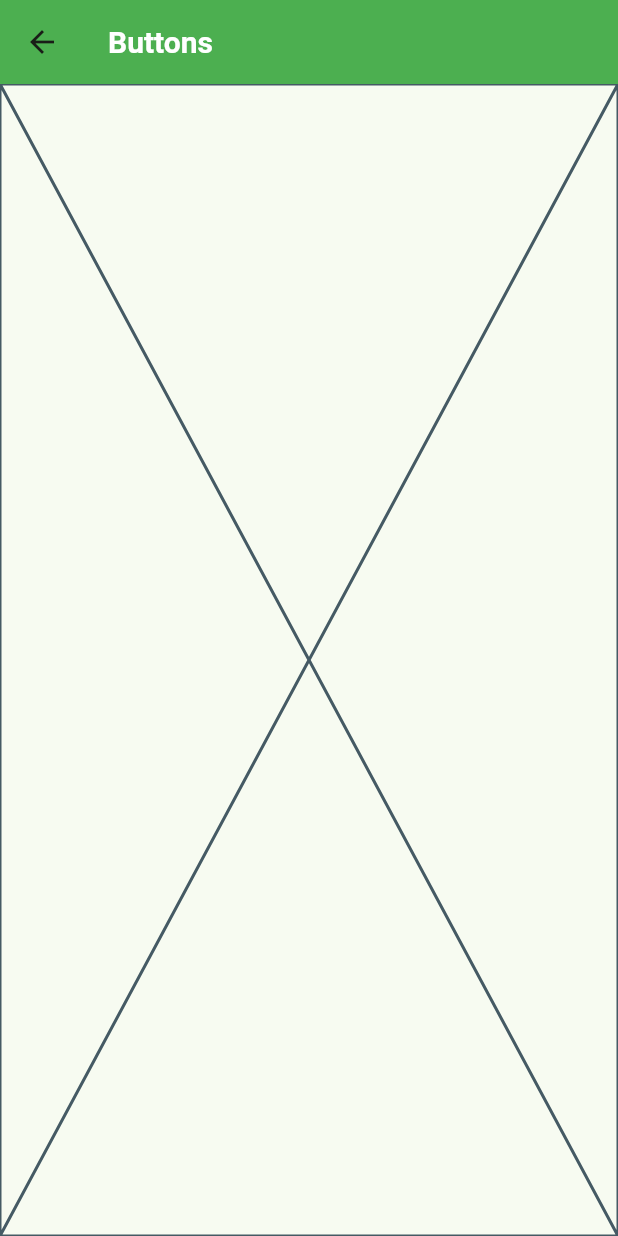
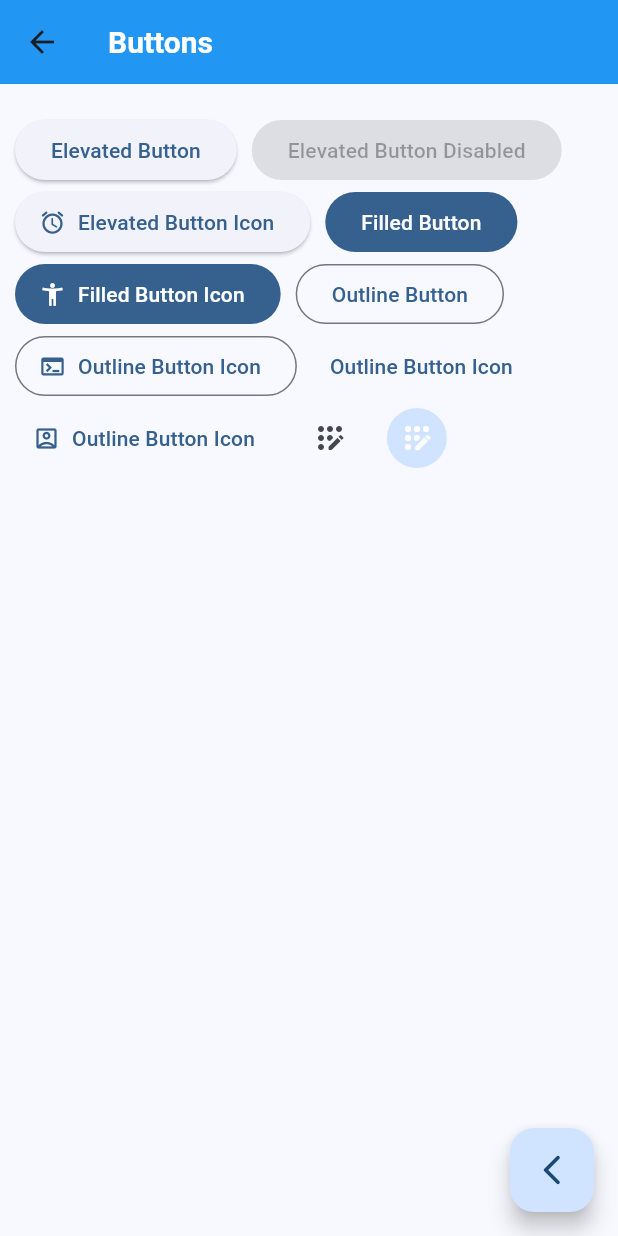
Before and after one commit to Illera1999/Flutter_Course, a Flutter app: the screen it shows after launch, after a tap on "Botones", on a phone screen of 412 x 824 dp. Run offline on Flutter 3.47's test engine with Material 3 defaults, Android fonts, the phone set to English and light mode, and no system bars; our stand-ins replace animate_do, dio, go_router, video_player.

Commit message:
Distintos botones de Flutter

```diff
--- /dev/null
+++ b/project/widgets_app/lib/config/router/app_router.dart
@@ -0,0 +1,23 @@
+import 'package:go_router/go_router.dart';
+import 'package:widgets_app/presentation/screens/screens.dart';
+
+final appRouter = GoRouter(
+  initialLocation: '/',
+  routes: [
+    GoRoute(
+      name: HomeScreen.name,
+      path: '/',
+      builder: (context,state) => const HomeScreen(),
+    ),
+    GoRoute(
+      name: ButtonsScreen.name,
+      path: '/buttons',
+      builder: (context,state) => const ButtonsScreen(),
+    ),
+    GoRoute(
+      name: CardsScreen.name,
+      path: '/cards',
+      builder: (context,state) => const CardsScreen(),
+    ),
+  ]
+);
--- a/project/widgets_app/lib/main.dart
+++ b/project/widgets_app/lib/main.dart
@@ -1,8 +1,6 @@
 import 'package:flutter/material.dart';
+import 'package:widgets_app/config/router/app_router.dart';
 import 'package:widgets_app/config/theme/app_theme.dart';
-import 'package:widgets_app/presentation/screens/buttons/buttons_screen.dart';
-import 'package:widgets_app/presentation/screens/cards/cards_screen.dart';
-import 'package:widgets_app/presentation/screens/home/home_screen.dart';
 
 void main() {
   runApp(const MainApp());
@@ -13,14 +11,10 @@ class MainApp extends StatelessWidget {
 
   @override
   Widget build(BuildContext context) {
-    return MaterialApp(
+    return MaterialApp.router(
+      routerConfig: appRouter,
       debugShowCheckedModeBanner: false,
-      theme: AppTheme(selectedColor: 2).getTheme(),
-      home: HomeScreen(),
-      routes: {
-        '/buttons': (context) => const ButtonsScreen(),
-        '/cards': (context) => const CardsScreen(),
-      },
+      theme: AppTheme(selectedColor: 0).getTheme(),
     );
   }
 }
--- a/project/widgets_app/lib/presentation/screens/buttons/buttons_screen.dart
+++ b/project/widgets_app/lib/presentation/screens/buttons/buttons_screen.dart
@@ -1,18 +1,104 @@
-
-
-
 import 'package:flutter/material.dart';
+import 'package:go_router/go_router.dart';
 
 class ButtonsScreen extends StatelessWidget {
   const ButtonsScreen({super.key});
 
+  static const String name = 'buttons_screen';
+
   @override
   Widget build(BuildContext context) {
     return Scaffold(
-      appBar: AppBar(
-        title: const Text('Buttons'),
+      appBar: AppBar(title: const Text('Buttons')),
+      body: _ButtonsView(),
+      floatingActionButton: FloatingActionButton(
+        child: Icon(Icons.arrow_back_ios_new_rounded),
+        onPressed: () {
+          context.pop();
+        },
       ),
-      body: const Placeholder(),
     );
   }
 }
+
+class _ButtonsView extends StatelessWidget {
+  const _ButtonsView();
+
+  @override
+  Widget build(BuildContext context) {
+    final color = Theme.of(context).colorScheme;
+
+    return SizedBox(
+      width: double.infinity,
+      child: Padding(
+        padding: const EdgeInsets.symmetric(horizontal: 10, vertical: 20),
+        child: SizedBox(
+          child: Wrap(
+            spacing: 10,
+            crossAxisAlignment: WrapCrossAlignment.center,
+            children: [
+              ElevatedButton(
+                onPressed: () {},
+                child: const Text('Elevated Button'),
+              ),
+              ElevatedButton(
+                onPressed: null,
+                child: Text('Elevated Button Disabled'),
+              ),
+              ElevatedButton.icon(
+                onPressed: () {},
+                icon: const Icon(Icons.access_alarm_rounded),
+                label: const Text('Elevated Button Icon'),
+              ),
+              FilledButton(
+                onPressed: () {},
+                child: const Text('Filled Button'),
+              ),
+              FilledButton.icon(
+                onPressed: () {},
+                label: const Text('Filled Button Icon'),
+                icon: Icon(Icons.accessibility_new),
+              ),
+              OutlinedButton(
+                onPressed: () {},
+                child: const Text('Outline Button'),
+              ),
+              OutlinedButton.icon(
+                onPressed: () {},
+                label: const Text('Outline Button Icon'),
+                icon: Icon(Icons.terminal),
+              ),
+              TextButton(
+                onPressed: () {},
+                child: const Text('Outline Button Icon'),
+              ),
+              TextButton.icon(
+                onPressed: () {},
+                label: const Text('Outline Button Icon'),
+                icon: Icon(Icons.account_box_outlined),
+              ),
+
+              // TODO CustomButton
+              IconButton(
+                onPressed: () {},
+                icon: const Icon(Icons.app_registration_rounded),
+              ),
+              IconButton(
+                onPressed: () {},
+                icon: const Icon(Icons.app_registration_rounded),
+                style: ButtonStyle(
+                  backgroundColor: WidgetStateProperty.all(
+                    color.primaryContainer,
+                  ),
+                  iconColor: WidgetStateProperty.all(
+                    Colors.white,
+                  ),
+                ),
+              ),
+            ],
+          ),
+        ),
+      ),
+    );
+  }
+}
--- a/project/widgets_app/lib/presentation/screens/cards/cards_screen.dart
+++ b/project/widgets_app/lib/presentation/screens/cards/cards_screen.dart
@@ -5,6 +5,8 @@ import 'package:flutter/material.dart';
 
 class CardsScreen extends StatelessWidget {
   const CardsScreen({super.key});
+
+  static const String name = 'cards_screen';
 
   @override
   Widget build(BuildContext context) {
--- a/project/widgets_app/lib/presentation/screens/home/home_screen.dart
+++ b/project/widgets_app/lib/presentation/screens/home/home_screen.dart
@@ -1,9 +1,12 @@
 
 import 'package:flutter/material.dart';
+import 'package:go_router/go_router.dart';
 import 'package:widgets_app/config/menu/menu_items.dart';
 
 class HomeScreen extends StatelessWidget {
   const HomeScreen({super.key});
+
+  static const String name = 'home_screen';
 
   @override
   Widget build(BuildContext context) {
@@ -52,7 +55,9 @@ class _CustomListTile extends StatelessWidget {
         //     builder: (context) =>
         //   ),
         // );
-        Navigator.pushNamed(context, menuItem.link);
+        // Navigator.pushNamed(context, menuItem.link);
+        // context.pushNamed(CardsScreen.name);
+        context.push(menuItem.link);
       },
     );
   }
--- /dev/null
+++ b/project/widgets_app/lib/presentation/screens/screens.dart
@@ -0,0 +1,4 @@
+
+export 'package:widgets_app/presentation/screens/buttons/buttons_screen.dart';
+export 'package:widgets_app/presentation/screens/cards/cards_screen.dart';
+export 'package:widgets_app/presentation/screens/home/home_screen.dart';
--- a/project/widgets_app/pubspec.yaml
+++ b/project/widgets_app/pubspec.yaml
@@ -9,11 +9,12 @@ environment:
 dependencies:
   flutter:
     sdk: flutter
+  go_router: ^14.8.1
 
 dev_dependencies:
+  flutter_lints: ^5.0.0
   flutter_test:
     sdk: flutter
-  flutter_lints: ^5.0.0
 
 flutter:
   uses-material-design: true
```
Also changed, not shown: project/widgets_app/pubspec.lock.
